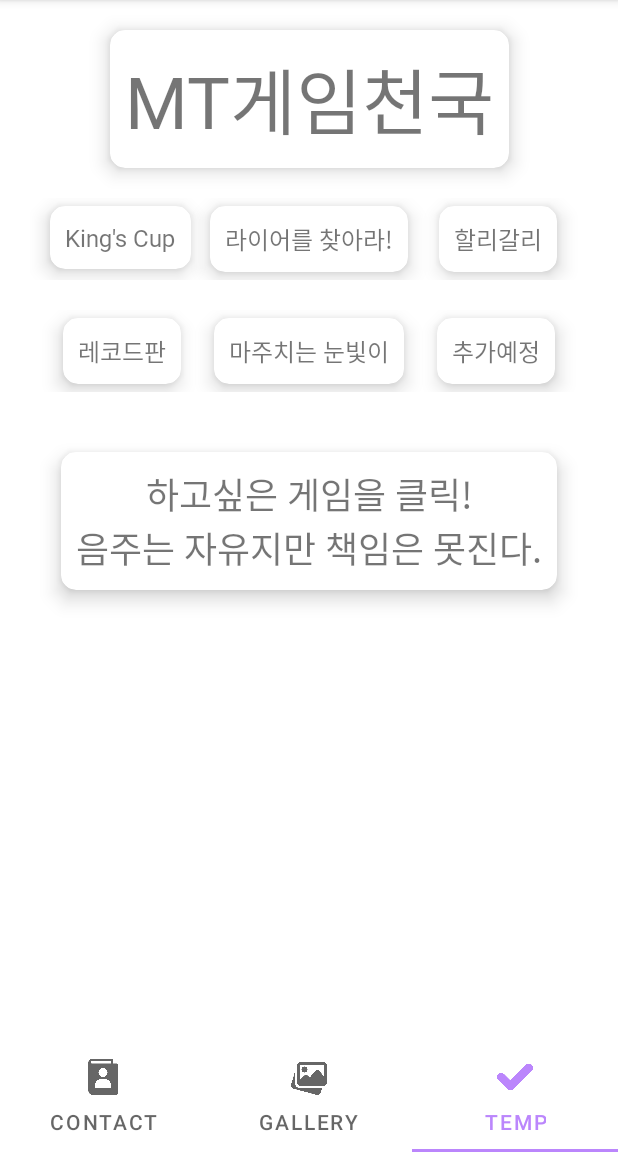
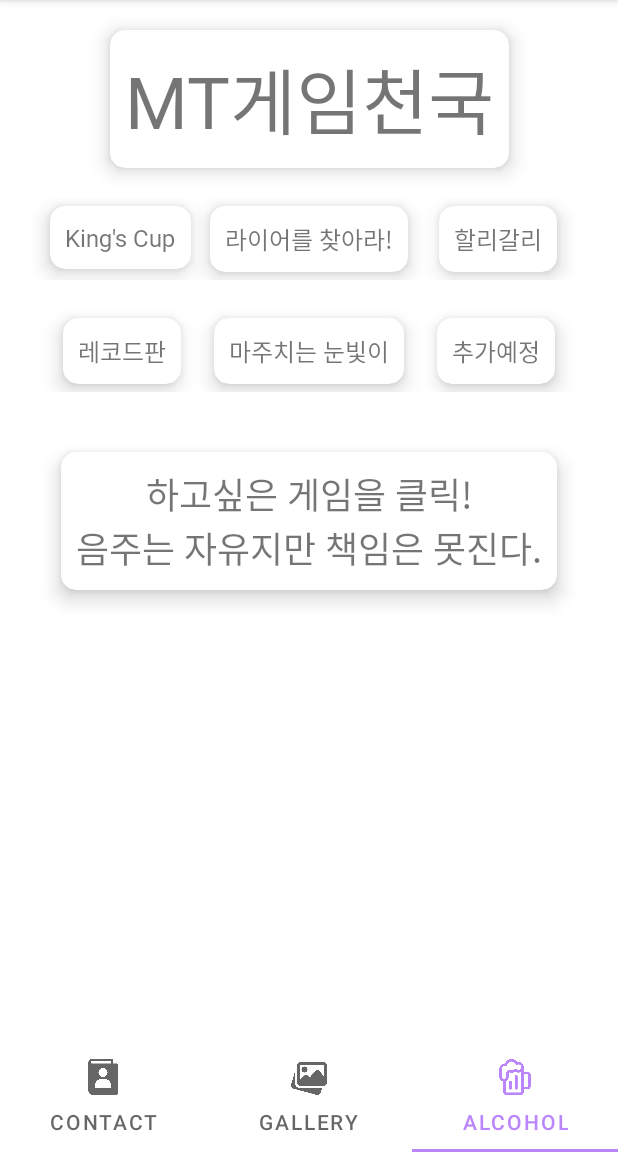
Before and after one commit to kadiace/2020W_CS496_Project1, an Android app: the screen it shows after launch (MainActivity), item 3 of the bottom bar chosen, on a phone screen of 412 x 824 dp, the part 84-1236 px from its top. Run offline under Robolectric (Android 15) with nearby library versions, the phone set to English and light mode, and no system bars.

Commit message:
change main tab

```diff
--- a/app/src/main/java/com/example/project1/MainActivity.kt
+++ b/app/src/main/java/com/example/project1/MainActivity.kt
@@ -47,8 +47,8 @@ class MainActivity : AppCompatActivity() {
                 }
 
                 2 -> {
-                    tab.text = "Temp"
-                    tab.setIcon(R.drawable.checkmark)
+                    tab.text = "Alcohol"
+                    tab.setIcon(R.drawable.beer)
                 }
                 else -> {
                     tab.text = "Phone Book"
@@ -109,5 +109,6 @@ class MainActivity : AppCompatActivity() {
         }
 
         view_pager.adapter = mAdapter
+        view_pager.setCurrentItem(requestCode)
     }
 }
```
Also changed, not shown: app/src/main/res/drawable/beer.png (added).
